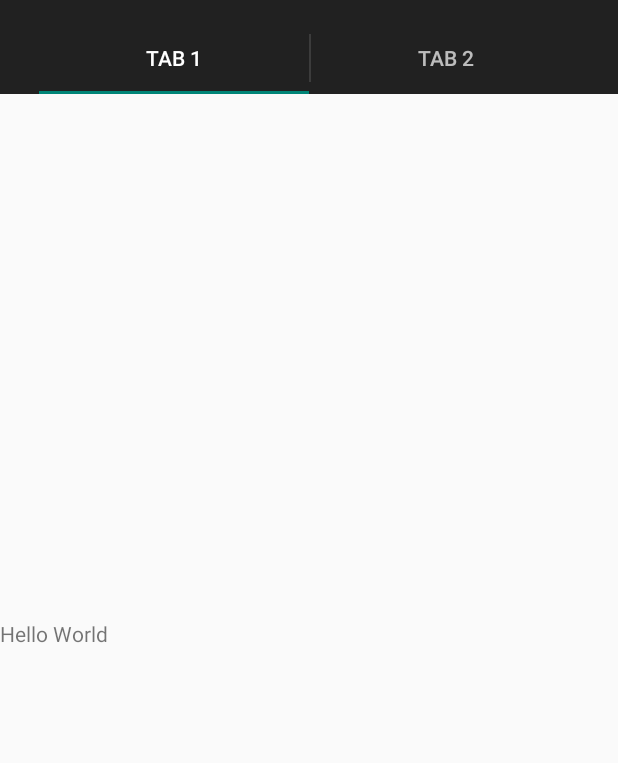
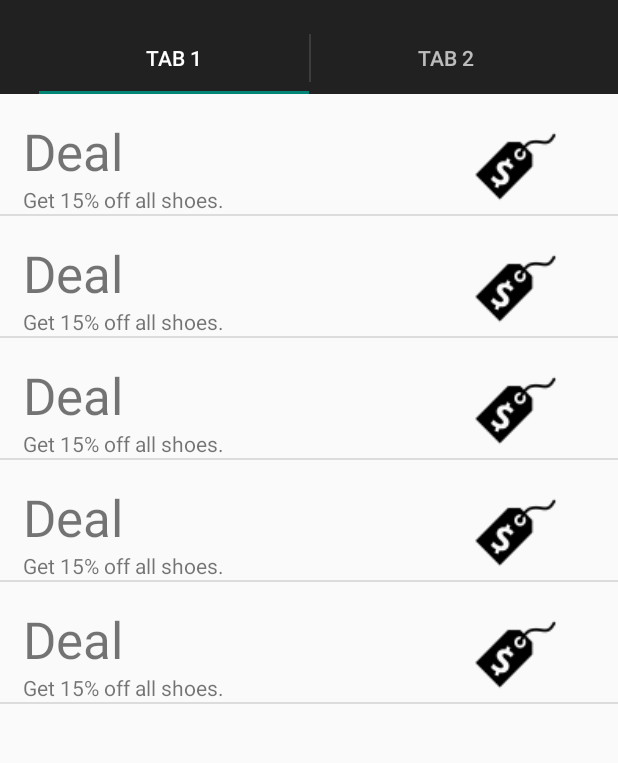
Before and after one commit to harid001/Vycinity, an Android app: the screen it shows after launch (MainActivity), on a phone screen of 412 x 824 dp, the part 62-825 px from its top. Run offline under Robolectric (Android 15) with nearby library versions, the phone set to English and light mode, and no system bars.

Commit message:
working ListView with custom xml

```diff
--- a/mobile/src/main/java/tinovation/org/vycinity/MainActivity.java
+++ b/mobile/src/main/java/tinovation/org/vycinity/MainActivity.java
@@ -8,11 +8,8 @@ import android.support.v4.app.FragmentTransaction;
 import android.support.v4.view.ViewPager;
 import android.support.v7.app.ActionBar;
 import android.support.v7.app.ActionBarActivity;
-import android.view.LayoutInflater;
 import android.view.Menu;
 import android.view.MenuItem;
-import android.view.View;
-import android.view.ViewGroup;
 
 // rahul test 1 12:40PM
 public class MainActivity extends ActionBarActivity {
@@ -80,13 +77,6 @@ public class MainActivity extends ActionBarActivity {
         });
 
 
-
-
-//        if (savedInstanceState == null) {
-//            getSupportFragmentManager().beginTransaction()
-//                    .add(R.id.container, new PlaceholderFragment())
-//                    .commit();
-//        }
     }
 
 
@@ -112,22 +102,6 @@ public class MainActivity extends ActionBarActivity {
         return super.onOptionsItemSelected(item);
     }
 
-    /**
-     * A placeholder fragment containing a simple view.
-     */
-    public static class PlaceholderFragment extends Fragment {
-
-        public PlaceholderFragment() {
-        }
-
-        @Override
-        public View onCreateView(LayoutInflater inflater, ViewGroup container,
-                                 Bundle savedInstanceState) {
-            View rootView = inflater.inflate(R.layout.fragment_main, container, false);
-            return rootView;
-        }
-    }
-
     public class TabAdapter extends FragmentPagerAdapter{
 
         public static final int TAB_COUNT = 2;
@@ -138,7 +112,7 @@ public class MainActivity extends ActionBarActivity {
 
         @Override
         public Fragment getItem(int position) {
-            return new PlaceholderFragment();
+            return new PlaceFragment();
         }
 
         @Override
--- /dev/null
+++ b/mobile/src/main/java/tinovation/org/vycinity/PlaceFragment.java
@@ -0,0 +1,64 @@
+package tinovation.org.vycinity;
+
+/**
+ * Created by Hari on 1/24/15.
+ */
+
+import android.content.Context;
+import android.os.Bundle;
+import android.support.v4.app.Fragment;
+import android.view.LayoutInflater;
+import android.view.View;
+import android.view.ViewGroup;
+import android.widget.ArrayAdapter;
+import android.widget.ListView;
+
+/**
+ * A placeholder fragment containing a simple view.
+ */
+public class PlaceFragment extends Fragment {
+
+    public PlaceFragment() {
+    }
+
+    @Override
+    public View onCreateView(LayoutInflater inflater, ViewGroup container,
+                             Bundle savedInstanceState) {
+        View rootView = inflater.inflate(R.layout.fragment_place, container, false);
+
+        CustomListAdapter test = new CustomListAdapter(this.getActivity(),R.layout.data_item);
+
+
+        ListView v = (ListView) rootView.findViewById(R.id.data_list);
+        v.setAdapter(test);
+
+        return rootView;
+    }
+
+    public class CustomListAdapter extends ArrayAdapter{
+
+
+        public CustomListAdapter(Context context, int resource) {
+            super(context,resource);
+        }
+
+        public int getCount(){
+            return 5;
+        }
+
+        @Override
+        public View getView(int position, View convertView, ViewGroup parent) {
+            LayoutInflater inflater = getActivity().getLayoutInflater();
+            View vi = convertView;
+            if (vi == null) {
+                vi = inflater.inflate(R.layout.data_item, null);
+
+            }
+            return vi;
+        }
+    }
+
+
+
+
+}
--- a/mobile/src/main/res/layout/activity_main.xml
+++ b/mobile/src/main/res/layout/activity_main.xml
@@ -9,5 +9,4 @@
         android:layout_height="match_parent" />
 
 
-
 </FrameLayout>
--- /dev/null
+++ b/mobile/src/main/res/layout/data_item.xml
@@ -0,0 +1,46 @@
+<?xml version="1.0" encoding="utf-8"?>
+<LinearLayout xmlns:android="http://schemas.android.com/apk/res/android"
+    android:orientation="horizontal" android:layout_width="match_parent"
+    android:layout_height="wrap_content"
+    android:paddingTop="15dp">
+
+
+    <LinearLayout
+        android:orientation="vertical"
+        android:layout_width="0dp"
+        android:layout_height="wrap_content"
+        android:layout_weight="2"
+        android:paddingLeft="15dp">
+
+
+        <TextView
+            android:layout_width="wrap_content"
+            android:layout_height="wrap_content"
+            android:text="@string/data_description"
+            android:id="@+id/data_description"
+            android:textSize="@dimen/abc_text_size_display_1_material"/>
+
+        <TextView
+            android:layout_width="wrap_content"
+            android:layout_height="wrap_content"
+            android:text="@string/data_content"
+            android:id="@+id/data_content" />
+
+    </LinearLayout>
+
+    <FrameLayout
+        android:layout_width="0dp"
+        android:layout_height="match_parent"
+        android:layout_weight="1">
+
+        <ImageView
+            android:layout_width="75dp"
+            android:layout_height="75dp"
+            android:layout_gravity="center"
+            android:background="@drawable/price_tag"/>
+
+    </FrameLayout>
+
+
+
+</LinearLayout>
--- a/mobile/src/main/res/layout/fragment_main.xml
+++ /dev/null
@@ -1,13 +0,0 @@
-<FrameLayout xmlns:android="http://schemas.android.com/apk/res/android"
-    xmlns:tools="http://schemas.android.com/tools" android:layout_width="match_parent"
-    android:layout_height="match_parent" >
-
-
-    <TextView
-        android:layout_width="wrap_content"
-        android:layout_height="wrap_content"
-        android:text="Hello World"
-        android:id="@+id/textView"
-        android:layout_gravity="left|center_vertical" />
-
-</FrameLayout>
--- /dev/null
+++ b/mobile/src/main/res/layout/fragment_place.xml
@@ -0,0 +1,11 @@
+<FrameLayout xmlns:android="http://schemas.android.com/apk/res/android"
+    xmlns:tools="http://schemas.android.com/tools" android:layout_width="match_parent"
+    android:layout_height="match_parent" >
+
+    <ListView
+        android:layout_width="match_parent"
+        android:layout_height="match_parent"
+        android:id="@+id/data_list"
+        android:layout_gravity="center" />
+
+</FrameLayout>
--- a/mobile/src/main/res/values/strings.xml
+++ b/mobile/src/main/res/values/strings.xml
@@ -4,5 +4,7 @@
     <string name="app_name">Vycinity</string>
     <string name="hello_world">Hello world!</string>
     <string name="action_settings">Settings</string>
+    <string name="data_description">Deal</string>
+    <string name="data_content">Get 15% off all shoes.</string>
 
 </resources>
```
Also changed, not shown: mobile/src/main/price_tag-web.png (added), mobile/src/main/res/drawable-hdpi/price_tag.png (added), mobile/src/main/res/drawable-mdpi/price_tag.png (added), mobile/src/main/res/drawable-xhdpi/price_tag.png (added), mobile/src/main/res/drawable-xxhdpi/price_tag.png (added).
